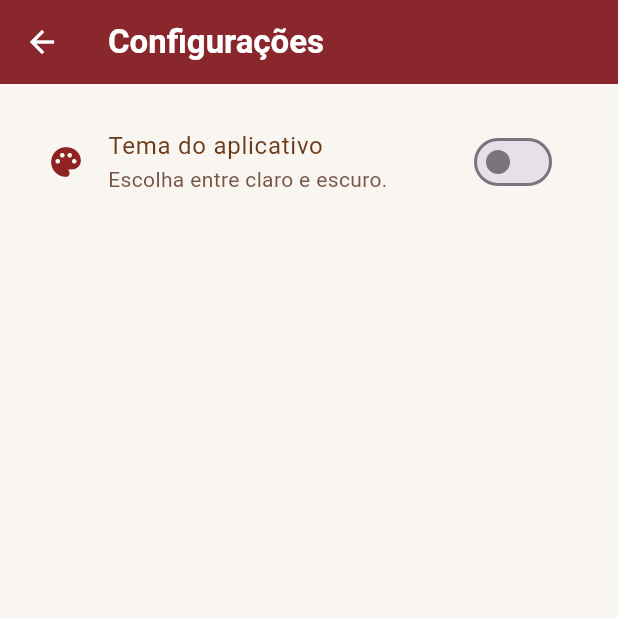
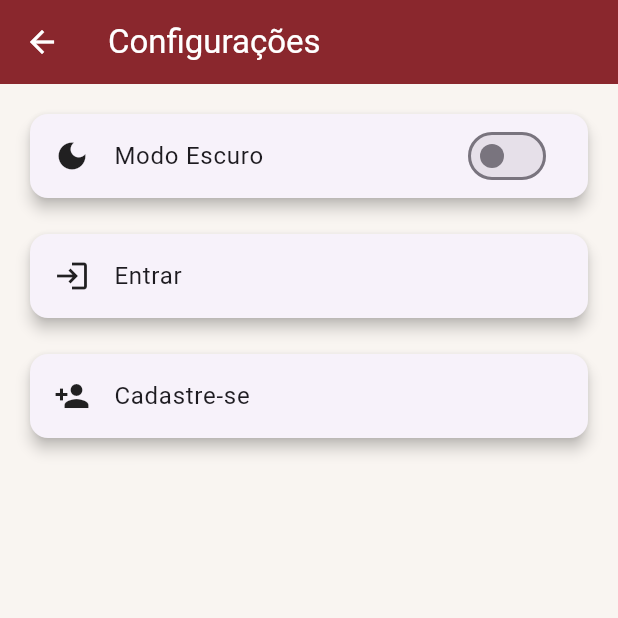
Before and after one commit to SamuelRamos338/Projeto_Mvp, a Flutter app: the ConfiguracoesPage screen opened directly with empty values, on a phone screen of 412 x 824 dp, the top half of it. Run offline on Flutter 3.47's test engine with Material 3 defaults, Android fonts, the light colour scheme and no system bars; our stand-ins replace flutter_rating_bar.

Commit message:
login e cadastro e funçoes extras

```diff
--- a/lib/src/configuracoes_page.dart
+++ b/lib/src/configuracoes_page.dart
@@ -1,56 +1,62 @@
 import 'package:flutter/material.dart';
-import 'themes/custom_colors.dart';
+import 'login_page.dart';
+import 'cadastro_page.dart';
 
 class ConfiguracoesPage extends StatelessWidget {
-  final Function(bool) toggleTheme; // Função para alternar o tema
+  final Function(bool) toggleTheme;
 
-  // Construtor que recebe a função toggleTheme
   ConfiguracoesPage({Key? key, required this.toggleTheme}) : super(key: key);
 
   @override
   Widget build(BuildContext context) {
-    // Acessa o tema atual e a extensão de cores personalizadas
     final theme = Theme.of(context);
-    final customColors = theme.extension<CustomColors>()!;
-
-    // Cores do tema padrão (AppBar, Fundo do Scaffold)
-    final appBarTheme = theme.appBarTheme;
-    final scaffoldBackgroundColor = theme.scaffoldBackgroundColor;
-
-    // Cores personalizadas da extensão (para texto e ícones)
-    final listTileTitleColor = customColors.subtitleColor!;
-    final listTileSubtitleColor = customColors.centerTextColor!;
-    final listTileIconColor = customColors.iconColor!;
-
-    // Determina o estado atual do tema
-    final isDarkMode = theme.brightness == Brightness.dark;
 
     return Scaffold(
-      backgroundColor: scaffoldBackgroundColor,
       appBar: AppBar(
-        title: Text(
-          'Configurações',
-          style: TextStyle(
-            color: appBarTheme.foregroundColor!,
-            fontWeight: FontWeight.w600,
-            fontSize: 22,
-          ),
-        ),
-        backgroundColor: appBarTheme.backgroundColor!,
-        iconTheme: IconThemeData(color: appBarTheme.iconTheme!.color!),
-        elevation: appBarTheme.elevation ?? 4,
+        title: Text('Configurações'),
       ),
       body: ListView(
-        padding: EdgeInsets.all(16),
+        padding: const EdgeInsets.all(16),
         children: [
-          ListTile(
-            leading: Icon(Icons.palette, color: listTileIconColor),
-            title: Text('Tema do aplicativo', style: TextStyle(color: listTileTitleColor)),
-            subtitle: Text('Escolha entre claro e escuro.', style: TextStyle(color: listTileSubtitleColor)),
-            trailing: Switch(
-              value: isDarkMode,
+          // Card para alternar tema
+          Card(
+            elevation: 4,
+            child: SwitchListTile(
+              title: Text('Modo Escuro'),
+              secondary: Icon(Icons.dark_mode, color: theme.iconTheme.color),
+              value: theme.brightness == Brightness.dark,
               onChanged: toggleTheme,
-              activeColor: Color(0xFF8E2321), // Cor ativa do switch
+              activeColor: Color(0xFF8E2321), // Cor vinho
+            ),
+          ),
+          const SizedBox(height: 16),
+          // Card para login
+          Card(
+            elevation: 4,
+            child: ListTile(
+              leading: Icon(Icons.login, color: theme.iconTheme.color),
+              title: Text('Entrar'),
+              onTap: () {
+                Navigator.push(
+                  context,
+                  MaterialPageRoute(builder: (_) => LoginPage()),
+                );
+              },
+            ),
+          ),
+          const SizedBox(height: 16),
+          // Card para cadastro
+          Card(
+            elevation: 4,
+            child: ListTile(
+              leading: Icon(Icons.person_add, color: theme.iconTheme.color),
+              title: Text('Cadastre-se'),
+              onTap: () {
+                Navigator.push(
+                  context,
+                  MaterialPageRoute(builder: (_) => CadastroPage()),
+                );
+              },
             ),
           ),
         ],
```
Also changed, not shown: lib/src/cadastro_page.dart (added, +77 -0 lines), lib/src/login_page.dart (added, +70 -0 lines).
